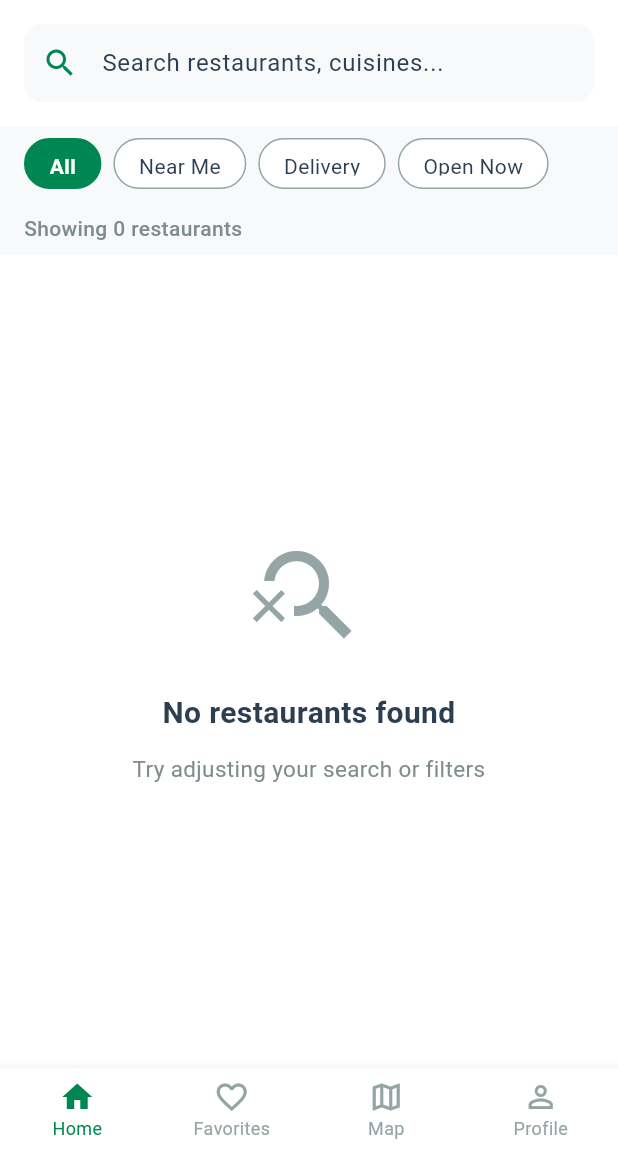
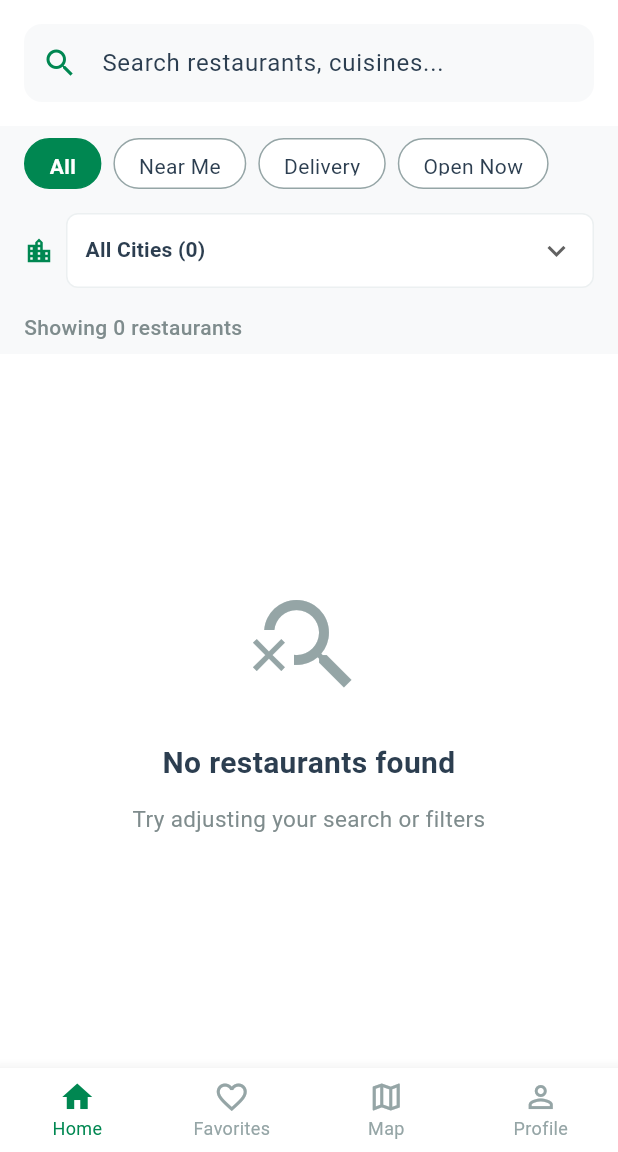
Before and after one commit to gbolahan507/naija-food-finder-uk, a Flutter app: the screen it shows once a user with an empty profile is signed in, on a phone screen of 412 x 824 dp, the part 84-1236 px from its top. Run offline on Flutter 3.47's test engine with Material 3 defaults, Android fonts, the phone set to English and light mode, and no system bars; our stand-ins replace cloud_firestore, equatable, firebase_auth, firebase_core, flutter_rating_bar, flutter_riverpod and 9 more; accounts and stored records are empty.

Commit message:
feat: add city filter dropdown with restaurant counts
- Add city dropdown below filter chips
- Show restaurant count per city (e.g., "London (25)")
- Extract unique cities from restaurant data
- Filter restaurants by selected city
- Combine with existing filters (Near Me, Delivery, Open Now)

```diff
--- a/lib/features/restaurants/presentation/screens/restaurants_list_screen.dart
+++ b/lib/features/restaurants/presentation/screens/restaurants_list_screen.dart
@@ -24,6 +24,7 @@ class RestaurantsListScreen extends ConsumerStatefulWidget {
 class _RestaurantsListScreenState extends ConsumerState<RestaurantsListScreen> {
   String selectedFilter = 'All';
   String selectedSort = 'Distance';
+  String selectedCity = 'All Cities';
   final TextEditingController _searchController = TextEditingController();
 
   @override
@@ -33,19 +34,35 @@ class _RestaurantsListScreenState extends ConsumerState<RestaurantsListScreen> {
   }
 
   List<Restaurant> applyFilters(List<Restaurant> restaurants) {
-    if (selectedFilter == 'All') return restaurants;
+    var filtered = restaurants;
 
-    if (selectedFilter == 'Near Me') {
-      return restaurants
-          .where((r) => r.distance <= 5.0)
-          .toList();
-    } else if (selectedFilter == 'Delivery') {
-      return restaurants.where((r) => r.hasDelivery).toList();
-    } else if (selectedFilter == 'Open Now') {
-      return restaurants.where((r) => r.isOpenNow).toList();
+    // Filter by city first
+    if (selectedCity != 'All Cities') {
+      filtered = filtered.where((r) =>
+        r.city.toLowerCase().contains(selectedCity.toLowerCase())
+      ).toList();
     }
 
-    return restaurants;
+    // Then apply other filters
+    if (selectedFilter == 'Near Me') {
+      filtered = filtered.where((r) => r.distance <= 5.0).toList();
+    } else if (selectedFilter == 'Delivery') {
+      filtered = filtered.where((r) => r.hasDelivery).toList();
+    } else if (selectedFilter == 'Open Now') {
+      filtered = filtered.where((r) => r.isOpenNow).toList();
+    }
+
+    return filtered;
+  }
+
+  List<String> getUniqueCities(List<Restaurant> restaurants) {
+    final cities = restaurants
+        .map((r) => r.city)
+        .where((city) => city.isNotEmpty)
+        .toSet()
+        .toList();
+    cities.sort();
+    return ['All Cities', ...cities];
   }
 
   List<Restaurant> applySort(List<Restaurant> restaurants) {
@@ -310,6 +327,70 @@ class _RestaurantsListScreenState extends ConsumerState<RestaurantsListScreen> {
             ),
           ),
 
+          // City Dropdown
+          Container(
+            padding: const EdgeInsets.symmetric(horizontal: 16, vertical: 8),
+            color: AppColors.extraLightGrey,
+            child: Consumer(
+              builder: (context, ref, child) {
+                final restaurantsAsync = ref.watch(restaurantsProvider);
+                return restaurantsAsync.when(
+                  data: (restaurants) {
+                    final cities = getUniqueCities(restaurants);
+                    return Row(
+                      children: [
+                        const Icon(
+                          Icons.location_city,
+                          color: AppColors.primaryGreen,
+                          size: 20,
+                        ),
+                        const SizedBox(width: 8),
+                        Expanded(
+                          child: Container(
+                            padding: const EdgeInsets.symmetric(horizontal: 12),
+                            decoration: BoxDecoration(
+                              color: Colors.white,
+                              borderRadius: BorderRadius.circular(8),
+                              border: Border.all(color: AppColors.lightGrey),
+                            ),
+                            child: DropdownButtonHideUnderline(
+                              child: DropdownButton<String>(
+                                value: cities.contains(selectedCity) ? selectedCity : 'All Cities',
+                                isExpanded: true,
+                                icon: const Icon(Icons.keyboard_arrow_down),
+                                items: cities.map((city) {
+                                  final count = city == 'All Cities'
+                                      ? restaurants.length
+                                      : restaurants.where((r) =>
+                                          r.city.toLowerCase().contains(city.toLowerCase())
+                                        ).length;
+                                  return DropdownMenuItem(
+                                    value: city,
+                                    child: Text(
+                                      '$city ($count)',
+                                      style: const TextStyle(fontSize: 14),
+                                    ),
+                                  );
+                                }).toList(),
+                                onChanged: (value) {
+                                  setState(() {
+                                    selectedCity = value ?? 'All Cities';
+                                  });
+                                },
+                              ),
+                            ),
+                          ),
+                        ),
+                      ],
+                    );
+                  },
+                  loading: () => const SizedBox.shrink(),
+                  error: (_, __) => const SizedBox.shrink(),
+                );
+              },
+            ),
+          ),
+
           // Restaurant List with loading/error states
           Expanded(
             child: restaurantsAsync.when(
```
